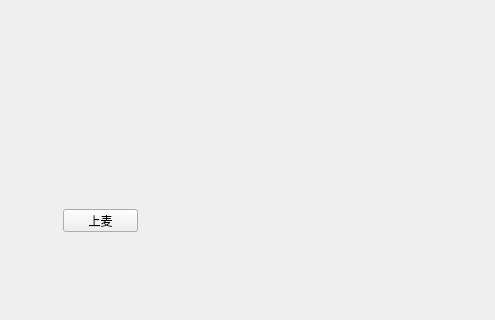
zhaopan06/AudioTool, file UI/mainwindow.ui: the form before one commit; both pictures show x 357 to 852 and y 251 to 571 of the 852 by 680 pixel window.
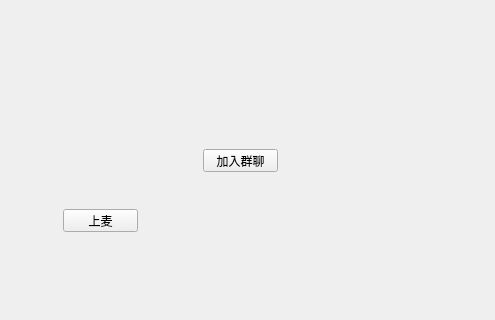
The form after the commit.

What changed in the file:
```diff
--- a/UI/mainwindow.ui
+++ b/UI/mainwindow.ui
@@ -53,6 +53,19 @@
      <string>上麦</string>
     </property>
    </widget>
+   <widget class="QPushButton" name="pushButton_2">
+    <property name="geometry">
+     <rect>
+      <x>560</x>
+      <y>400</y>
+      <width>75</width>
+      <height>23</height>
+     </rect>
+    </property>
+    <property name="text">
+     <string>加入群聊</string>
+    </property>
+   </widget>
   </widget>
   <widget class="QMenuBar" name="menubar">
    <property name="geometry">
```
